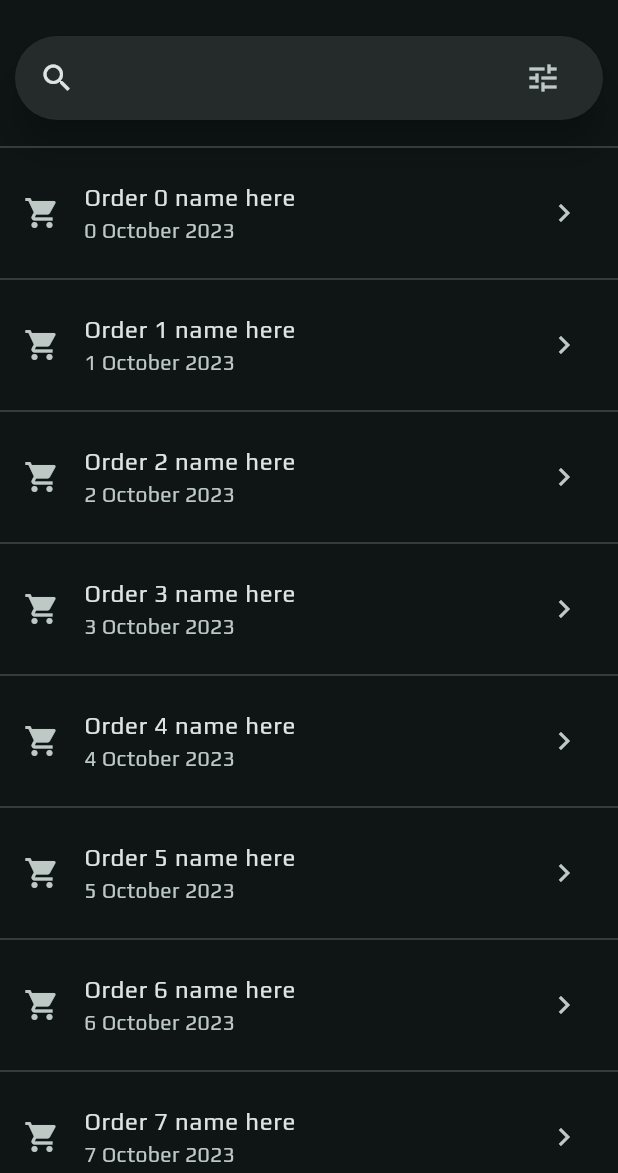
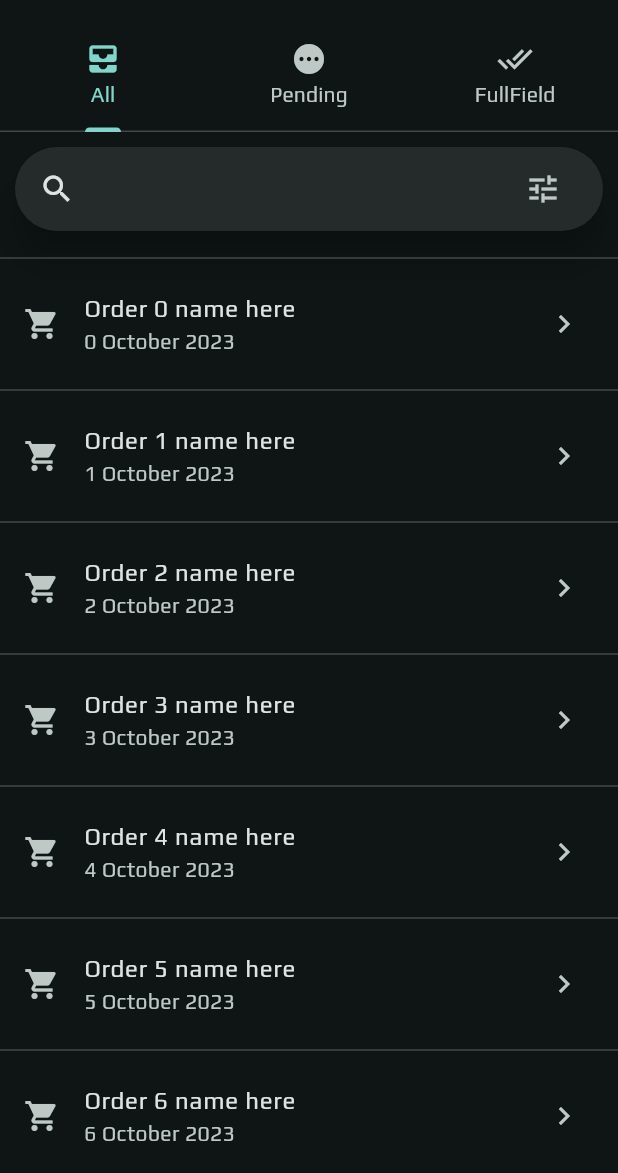
Before and after one commit to palladiumkenya/nishauri_new, a Flutter app: the HIVDrugOrdersScreen screen opened by its route, on a phone screen of 412 x 824 dp, the part 63-1236 px from its top. Run offline on Flutter 3.47's test engine with Material 3 defaults, Android fonts, the phone set to English and light mode, and no system bars; our stand-ins replace carousel_slider, dots_indicator, fl_chart, flutter_form_builder, flutter_hooks, flutter_riverpod and 11 more; missing offline and left inert: dart:ffi, flutter_web_auth_2; accounts and stored records are empty; network calls fail.

Commit message:
Tabeed orders into all, fulfilled and pending though dont have actual orders

```diff
--- a/lib/src/features/hiv/presentation/pages/orders/HIVDrugOrders.dart
+++ b/lib/src/features/hiv/presentation/pages/orders/HIVDrugOrders.dart
@@ -1,16 +1,18 @@
 import 'package:flutter/material.dart';
-import 'package:flutter_hooks/flutter_hooks.dart';
 import 'package:flutter_riverpod/flutter_riverpod.dart';
 import 'package:go_router/go_router.dart';
-import 'package:nishauri/src/shared/display/AppSearch.dart';
-import 'package:nishauri/src/utils/constants.dart';
+import 'package:nishauri/src/features/hiv/presentation/widgets/orders/AllOrders.dart';
+import 'package:nishauri/src/features/hiv/presentation/widgets/orders/FulfilledOrders.dart';
+import 'package:nishauri/src/features/hiv/presentation/widgets/orders/PendingOrders.dart';
 
 class HIVDrugOrdersScreen extends StatelessWidget {
   const HIVDrugOrdersScreen({super.key});
 
   @override
   Widget build(BuildContext context) {
-    return Scaffold(
+    return DefaultTabController(
+      length: 3,
+      child: Scaffold(
         appBar: AppBar(
           leading: IconButton(
             onPressed: () => context.pop(),
@@ -18,32 +20,21 @@ class HIVDrugOrdersScreen extends StatelessWidget {
           ),
           title: const Text("ARV Drug Orders"),
           backgroundColor: Theme.of(context).primaryColor,
+          bottom: const TabBar(tabs: [
+            Tab(icon: Icon(Icons.all_inbox), text: "All"),
+            Tab(icon: Icon(Icons.pending), text: "Pending"),
+            Tab(icon: Icon(Icons.done_all), text: "FullField"),
+          ]),
         ),
-      body: FractionallySizedBox(
+        body: const FractionallySizedBox(
           heightFactor: 1,
-        child: Column(
+          child: TabBarView(
             children: [
-            const Padding(
-              padding: EdgeInsets.all(Constants.SPACING),
-              child: AppSearch(),
-            ),
-            Expanded(
-              child: ListView.builder(
-                itemCount: 10,
-                itemBuilder: (BuildContext context, int currIndex) => Column(
-                  children: [
-                    const Divider(),
-                    ListTile(
-                      leading: const Icon(Icons.shopping_cart),
-                      title: Text("Order $currIndex name here"),
-                      subtitle: Text("$currIndex October 2023"),
-                      trailing: const Icon(Icons.chevron_right),
-                    ),
+              AllOrders(),
+              PendingOrders(),
+              FulfilledOrders(),
             ],
           ),
-              ),
-            ),
-          ],
         ),
       ),
     );
--- /dev/null
+++ b/lib/src/features/hiv/presentation/widgets/orders/AllOrders.dart
@@ -0,0 +1,35 @@
+import 'package:flutter/material.dart';
+import 'package:nishauri/src/shared/display/AppSearch.dart';
+import 'package:nishauri/src/utils/constants.dart';
+
+class AllOrders extends StatelessWidget {
+  const AllOrders({super.key});
+
+  @override
+  Widget build(BuildContext context) {
+    return Column(
+      children: [
+        const Padding(
+          padding: EdgeInsets.all(Constants.SPACING),
+          child: AppSearch(),
+        ),
+        Expanded(
+          child: ListView.builder(
+            itemCount: 10,
+            itemBuilder: (BuildContext context, int currIndex) => Column(
+              children: [
+                const Divider(),
+                ListTile(
+                  leading: const Icon(Icons.shopping_cart),
+                  title: Text("Order $currIndex name here"),
+                  subtitle: Text("$currIndex October 2023"),
+                  trailing: const Icon(Icons.chevron_right),
+                ),
+              ],
+            ),
+          ),
+        ),
+      ],
+    );
+  }
+}
```
Also changed, not shown: lib/src/features/hiv/presentation/widgets/orders/FulfilledOrders.dart (added, +35 -0 lines), lib/src/features/hiv/presentation/widgets/orders/PendingOrders.dart (added, +35 -0 lines). Lines whose indentation alone changed are shown as unchanged.
